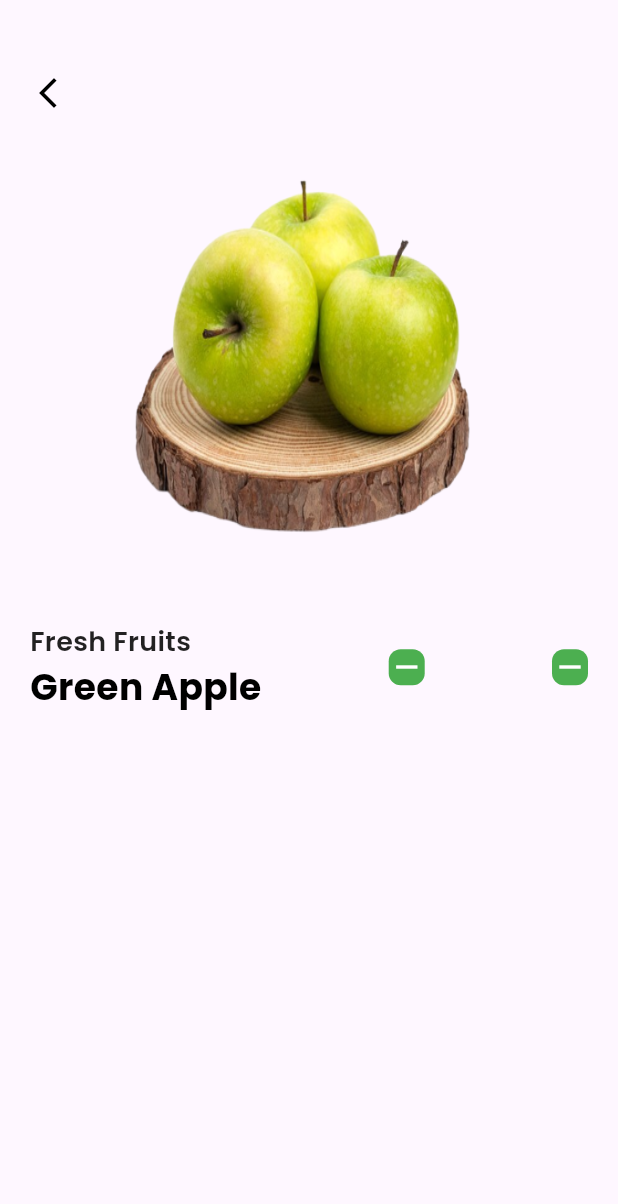
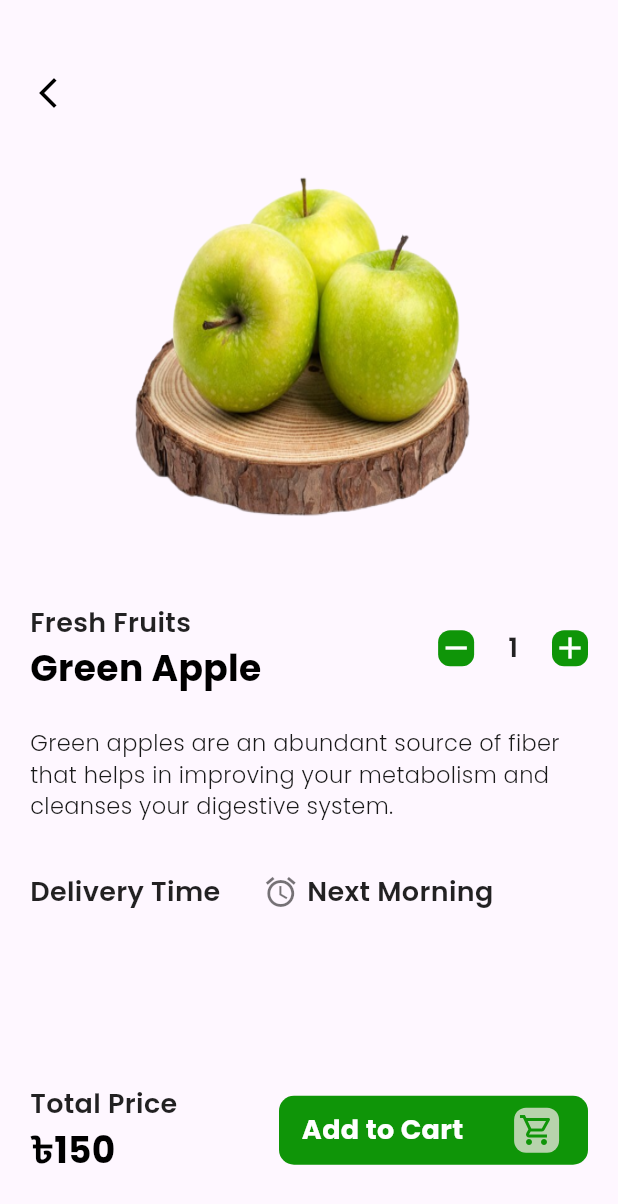
Before and after one commit to smjoy222/bazar_sadaai_app, a Flutter app: the Details screen opened directly, on a phone screen of 412 x 824 dp. Shown: the top 1204 px of the screen. Run offline on Flutter 3.47's test engine with Material 3 defaults, Android fonts, the phone set to English and light mode, and no system bars; our stand-ins replace cloud_firestore, curved_navigation_bar, dots_indicator, firebase_auth, firebase_core, get and 1 more; accounts and stored records are empty.

Commit message:
detailsPart-2

```diff
--- a/lib/main.dart
+++ b/lib/main.dart
@@ -8,7 +8,7 @@ import 'package:firebase_core/firebase_core.dart';
 import 'package:flutter/material.dart';
 import 'package:get/get.dart';
 
-void main() async{
+void main() async {
   WidgetsFlutterBinding.ensureInitialized();
   await Firebase.initializeApp();
   runApp(const MyApp());
@@ -21,8 +21,8 @@ class MyApp extends StatelessWidget {
     return const GetMaterialApp(
       debugShowCheckedModeBanner: false,
       //home: Onboard(),
-      //home: HomeScreen(),
-      home: AdminLogin(),
+      home: HomeScreen(),
+      //home: AdminLogin(),
     );
   }
 }
--- a/lib/screens/details.dart
+++ b/lib/screens/details.dart
@@ -1,6 +1,7 @@
 import 'package:bazar_sadaai_app/utils/dimensions.dart';
 import 'package:bazar_sadaai_app/widgets/widget_support.dart';
 import 'package:flutter/material.dart';
+import 'package:google_fonts/google_fonts.dart';
 
 class Details extends StatefulWidget {
   const Details({super.key});
@@ -10,6 +11,8 @@ class Details extends StatefulWidget {
 }
 
 class _DetailsState extends State<Details> {
+  int a = 1;
+
   @override
   Widget build(BuildContext context) {
     return Scaffold(
@@ -27,14 +30,13 @@ class _DetailsState extends State<Details> {
             Image.asset(
               "assets/images/green-apple.png",
               width: MediaQuery.of(context).size.width,
-              height: MediaQuery.of(context).size.height / 2.5,
+              height: MediaQuery.of(context).size.height / 2.6,
               fit: BoxFit.fill,
             ),
             SizedBox(
               height: Dimensions.height10,
             ),
             Row(
-              mainAxisAlignment: MainAxisAlignment.spaceBetween,
               children: [
                 Column(
                   crossAxisAlignment: CrossAxisAlignment.start,
@@ -49,20 +51,135 @@ class _DetailsState extends State<Details> {
                     ),
                   ],
                 ),
-                Container(
+                Spacer(),
+                GestureDetector(
+                  onTap: () {
+                    if (a > 1) {
+                      --a;
+                    }
+                    setState(() {});
+                  },
+                  child: Container(
                     decoration: BoxDecoration(
-                      color: Colors.green,
+                        color: Color.fromARGB(255, 15, 149, 8),
                         borderRadius: BorderRadius.circular(8)),
                     child: Icon(Icons.remove, color: Colors.white),
                   ),
-                Container(
+                ),
+                SizedBox(
+                  width: Dimensions.width20,
+                ),
+                Text(
+                  a.toString(),
+                  style: AppWidgetSupport.semiBoldTextFeildStyle(),
+                ),
+                SizedBox(
+                  width: Dimensions.width20,
+                ),
+                GestureDetector(
+                  onTap: () {
+                    ++a;
+                    setState(() {});
+                  },
+                  child: Container(
                     decoration: BoxDecoration(
-                      color: Colors.green,
+                        color: Color.fromARGB(255, 15, 149, 8),
                         borderRadius: BorderRadius.circular(8)),
-                  child: Icon(Icons.remove, color: Colors.white),
+                    child: Icon(Icons.add, color: Colors.white),
+                  ),
                 ),
               ],
+            ),
+            SizedBox(
+              height: Dimensions.height20,
+            ),
+            Text(
+              "Green apples are an abundant source of fiber that helps in improving your metabolism and cleanses your digestive system.",
+              maxLines: 3,
+              style: AppWidgetSupport.lightTextFeildStyle(),
+            ),
+            SizedBox(
+              height: Dimensions.height30,
+            ),
+            Row(
+              children: [
+                Text(
+                  "Delivery Time",
+                  style: AppWidgetSupport.semiBoldTextFeildStyle(),
+                ),
+                SizedBox(
+                  width: Dimensions.width25,
+                ),
+                Icon(
+                  Icons.alarm,
+                  color: Colors.black54,
+                ),
+                SizedBox(
+                  width: Dimensions.width5,
+                ),
+                Text(
+                  "Next Morning",
+                  style: AppWidgetSupport.semiBoldTextFeildStyle(),
+                ),
+              ],
+            ),
+            Spacer(),
+            Padding(
+              padding: const EdgeInsets.only(bottom: 40.0),
+              child: Row(
+                mainAxisAlignment: MainAxisAlignment.spaceBetween,
+                children: [
+                  Column(
+                    crossAxisAlignment: CrossAxisAlignment.start,
+                    children: [
+                      Text(
+                        "Total Price",
+                        style: AppWidgetSupport.semiBoldTextFeildStyle(),
+                      ),
+                      Text(
+                        "\৳150",
+                        style: AppWidgetSupport.headlineTextFeildStyle(),
+                      ),
+                    ],
+                  ),
+                  Container(
+                    width: MediaQuery.of(context).size.width / 2,
+                    padding: EdgeInsets.all(8),
+                    decoration: BoxDecoration(
+                      color: Color.fromARGB(255, 15, 149, 8),
+                      borderRadius: BorderRadius.circular(10),
+                    ),
+                    child: Row(
+                      mainAxisAlignment: MainAxisAlignment.end,
+                      children: [
+                        Text(
+                          "Add to Cart",
+                          style: TextStyle(
+                              color: Colors.white,
+                              fontSize: 18.0,
+                              fontWeight: FontWeight.bold,
+                              fontFamily: GoogleFonts.poppins().fontFamily),
+                        ),
+                        SizedBox(
+                          width: Dimensions.width30,
+                        ),
+                        Container(
+                          padding: EdgeInsets.all(3),
+                          decoration: BoxDecoration(
+                              color: const Color.fromARGB(255, 183, 211, 172),
+                              borderRadius: BorderRadius.circular(8)),
+                          child: Icon(Icons.shopping_cart_outlined,
+                              color: Color.fromARGB(255, 15, 149, 8)),
+                        ),
+                        SizedBox(
+                          width: Dimensions.width10,
+                        ),
+                      ],
+                    ),
                   )
+                ],
+              ),
+            ),
           ],
         ),
       ),
--- a/lib/utils/dimensions.dart
+++ b/lib/utils/dimensions.dart
@@ -18,6 +18,8 @@ class Dimensions {
   static double width5 = screenHeight / 146.2;
   static double width15 = screenHeight / 48.76;
   static double width20 = screenHeight / 36.5;
+  static double width25 = screenHeight / 29.24;
+  static double width40 = screenHeight / 18.25;
   static double width30 = screenHeight / 24.38;
 
 
```
Lines whose indentation alone changed are shown as unchanged.
